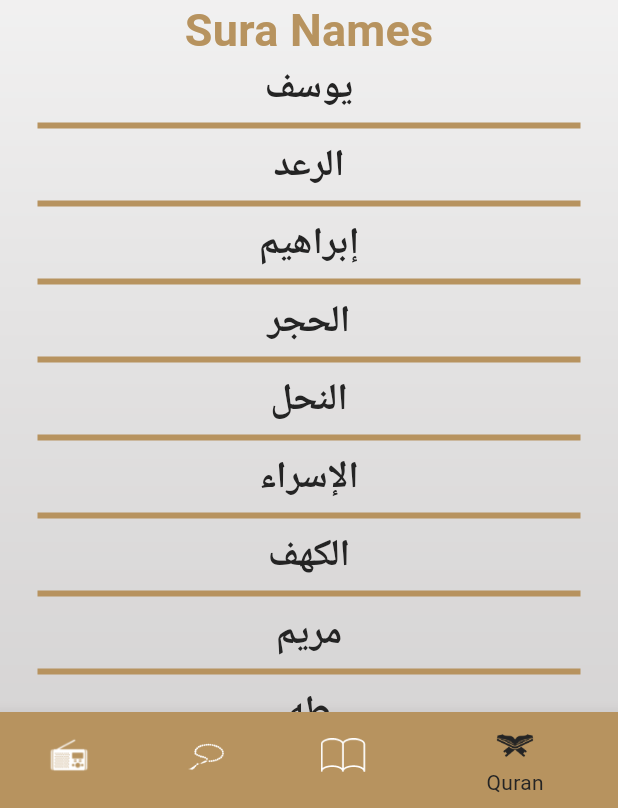
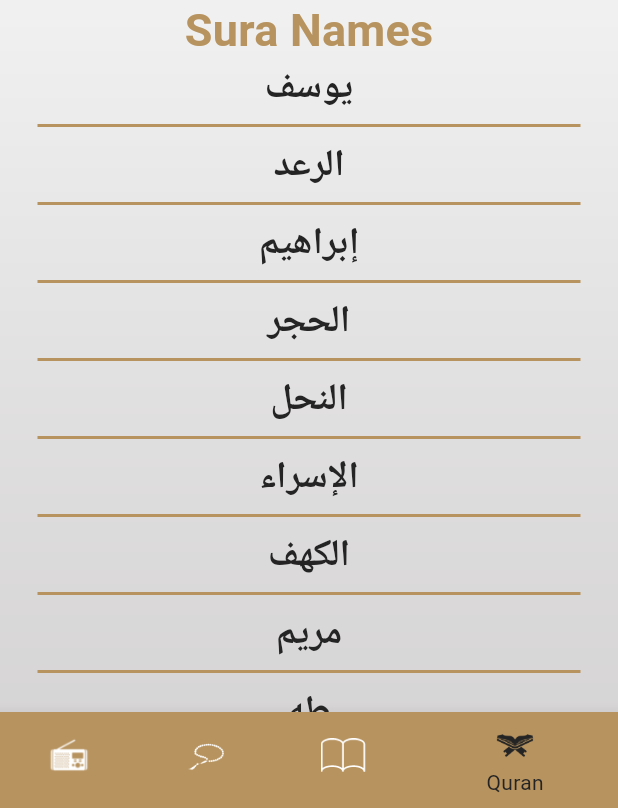
Before and after one commit to Maryammahmou-d/Islame_App, a Flutter app: the screen it shows after launch, item 4 of the bottom bar chosen, scrolled down 576 dp, on a phone screen of 412 x 824 dp, the part 428-1236 px from its top. Run offline on Flutter 3.47's test engine with Material 3 defaults, Android fonts, the phone set to English and light mode, and no system bars.

Commit message:
Create Sura Details screen

```diff
--- a/lib/Home/Quran/Quran_tab.dart
+++ b/lib/Home/Quran/Quran_tab.dart
@@ -2,6 +2,8 @@ import 'package:flutter/cupertino.dart';
 import 'package:flutter/material.dart';
 import 'package:islame_app/Home/Quran/sura_name_item.dart';
 import 'package:islame_app/themeing.dart';
+
+import 'divider_item_stayle.dart';
 
 class QuranTab extends StatelessWidget {
   List<String> SuraNames = [
@@ -137,12 +139,7 @@ class QuranTab extends StatelessWidget {
           ),
           Expanded(
               child: ListView.separated(
-                  separatorBuilder: (_, index) => Divider(
-                        color: MyThemeData.GoldColor,
-                        thickness: 4,
-                        endIndent: 25,
-                        indent: 25,
-                      ),
+                  separatorBuilder: (_, index) => DividerItemStayle(),
                   itemCount: SuraNames.length,
                   itemBuilder: (_, index) {
                     return SuraNameItem(SuraNames[index]);
--- /dev/null
+++ b/lib/Home/Quran/divider_item_stayle.dart
@@ -0,0 +1,16 @@
+import 'package:flutter/material.dart';
+import '../../themeing.dart';
+
+class DividerItemStayle extends StatelessWidget {
+  const DividerItemStayle({super.key});
+
+  @override
+  Widget build(BuildContext context) {
+    return Divider(
+      color: MyThemeData.GoldColor,
+      thickness: 2,
+      endIndent: 25,
+      indent: 25,
+    );
+  }
+}
--- a/lib/Home/Quran/sura_name_item.dart
+++ b/lib/Home/Quran/sura_name_item.dart
@@ -1,4 +1,5 @@
 import 'package:flutter/material.dart';
+import 'package:islame_app/Sura_Details/sura_details.dart';
 
 class SuraNameItem extends StatelessWidget {
   String SuraName;
@@ -7,8 +8,14 @@ class SuraNameItem extends StatelessWidget {
 
   @override
   Widget build(BuildContext context) {
-    return Text(SuraName,
-        textAlign: TextAlign.center,
-        style: Theme.of(context).textTheme.titleSmall);
+    return InkWell(
+      onTap: () {
+        Navigator.pushNamed(context, SuraDetailsScreen.routeName,
+            arguments: SuraName);
+      },
+      child: Text(SuraName,
+          textAlign: TextAlign.center,
+          style: Theme.of(context).textTheme.titleSmall),
+    );
   }
 }
--- a/lib/main.dart
+++ b/lib/main.dart
@@ -1,5 +1,6 @@
 import 'package:flutter/material.dart';
 import 'package:islame_app/Home/Home_screen.dart';
+import 'package:islame_app/Sura_Details/sura_details.dart';
 import 'package:islame_app/themeing.dart';
 
 void main() {
@@ -14,7 +15,8 @@ class IslameApp extends StatelessWidget {
       debugShowCheckedModeBanner: false,
       initialRoute: HomeScreen.routeName,
       routes: {
-        HomeScreen.routeName: (c) => HomeScreen(),
+        HomeScreen.routeName: (_) => HomeScreen(),
+        SuraDetailsScreen.routeName: (_) => SuraDetailsScreen(),
       },
       theme: MyThemeData.lightTheme,
       darkTheme: MyThemeData.darkTheme,
```
Also changed, not shown: lib/Sura_Details/sura_details.dart (added, +50 -0 lines).
